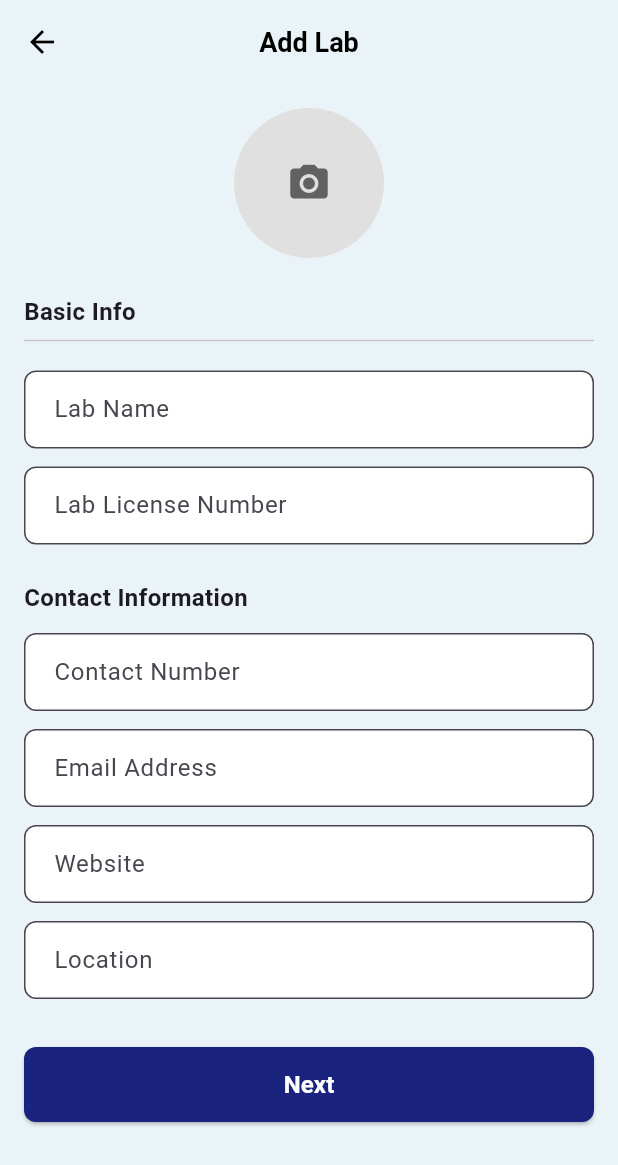
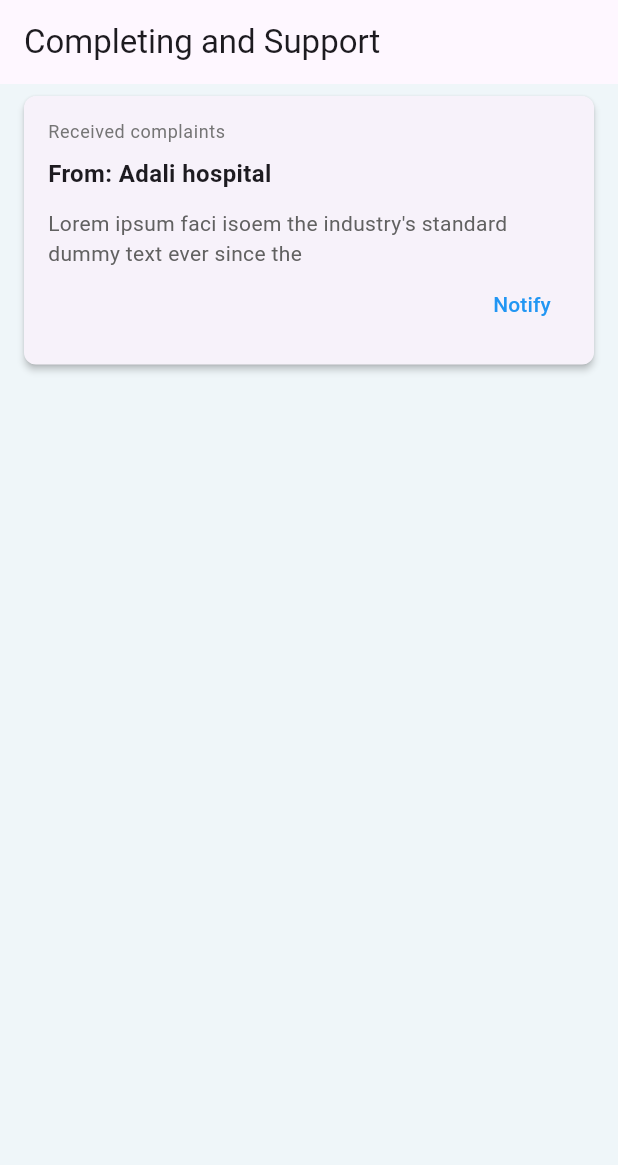
Before and after one commit to reservebly/medichive_admin_algorina, a Flutter app: the screen it shows after launch, on a phone screen of 412 x 824 dp. Shown: the top 1165 px of the screen. Run offline on Flutter 3.47's test engine with Material 3 defaults, Android fonts, the phone set to English and light mode, and no system bars; Roboto replaces fonts that are missing (Arial).

Commit message:
complains notified

```diff
--- /dev/null
+++ b/lib/complaint_item.dart
@@ -0,0 +1,60 @@
+import 'package:flutter/material.dart';
+
+class ComplaintItem extends StatelessWidget {
+  final String hospitalName;
+  final String complaintText;
+
+  const ComplaintItem({
+    super.key,
+    required this.hospitalName,
+    required this.complaintText,
+  });
+
+  @override
+  Widget build(BuildContext context) {
+    return Card(
+      child: Padding(
+        padding: const EdgeInsets.all(16.0),
+        child: Column(
+          crossAxisAlignment: CrossAxisAlignment.start,
+          children: [
+            Text(
+              'Received complaints',
+              style: Theme.of(context).textTheme.bodySmall?.copyWith(
+                    color: Colors.grey[600],
+                  ),
+            ),
+            const SizedBox(height: 8),
+            Text(
+              'From: $hospitalName',
+              style: const TextStyle(
+                fontWeight: FontWeight.w600,
+                fontSize: 16,
+              ),
+            ),
+            const SizedBox(height: 12),
+            Text(
+              complaintText,
+              style: TextStyle(
+                color: Colors.grey[700],
+                height: 1.4,
+              ),
+            ),
+            Align(
+              alignment: Alignment.centerRight,
+              child: TextButton(
+                onPressed: () {
+                  // Handle notification action
+                },
+                style: TextButton.styleFrom(
+                  foregroundColor: Colors.blue,
+                ),
+                child: const Text('Notify'),
+              ),
+            ),
+          ],
+        ),
+      ),
+    );
+  }
+}
--- a/lib/main.dart
+++ b/lib/main.dart
@@ -1,9 +1,10 @@
 import 'package:flutter/material.dart';
 import 'add_institute.dart';
-import 'add_lab.dart'; // New import
+import 'add_lab.dart';
 import 'institute_form.dart';
 import 'package:medichive_admin_algorina/category_card.dart';
 import 'successful_screen.dart';
+import 'complaint_item.dart';
 
 void main() {
   runApp(const MyApp());
@@ -16,20 +17,50 @@ class MyApp extends StatelessWidget {
   Widget build(BuildContext context) {
     return MaterialApp(
       debugShowCheckedModeBanner: false,
-      title: 'Institute App',
+      title: 'Hospital Management System',
       theme: ThemeData(
         primarySwatch: Colors.indigo,
         scaffoldBackgroundColor: const Color(0xFFEFF6F9),
         fontFamily: 'Arial',
+        cardTheme: CardTheme(
+          elevation: 2,
+          margin: const EdgeInsets.symmetric(vertical: 8, horizontal: 16),
+          shape: RoundedRectangleBorder(
+            borderRadius: BorderRadius.circular(8),
+          ),
+        ),
       ),
-      initialRoute: '/addLab',
+      initialRoute: '/complaints',
       routes: {
+
         '/chooseCategory': (context) => const ChooseCategoryPage(),
         '/addInstitute': (context) => const AddInstitutePage(),
-        '/addLab': (context) => const AddLabPage(), // New route
+        '/addLab': (context) => const AddLabPage(),
         '/instituteForm': (context) => InstituteFormPage(),
         '/success': (context) => const SuccessScreen(),
+        '/complaints': (context) => const ComplaintsScreen(),
       },
     );
   }
 }
+
+class ComplaintsScreen extends StatelessWidget {
+  const ComplaintsScreen({super.key});
+
+  @override
+  Widget build(BuildContext context) {
+    return Scaffold(
+      appBar: AppBar(
+        title: const Text('Completing and Support'),
+      ),
+      body: ListView.builder(
+        padding: const EdgeInsets.only(bottom: 20),
+        itemCount: 1,
+        itemBuilder: (context, index) => const ComplaintItem(
+          hospitalName: 'Adali hospital',
+          complaintText: 'Lorem ipsum faci isoem the industry\'s standard dummy text ever since the',
+        ),
+      ),
+    );
+  }
+}
```
Also changed, not shown: pubspec.yaml (+4 -4 lines).
